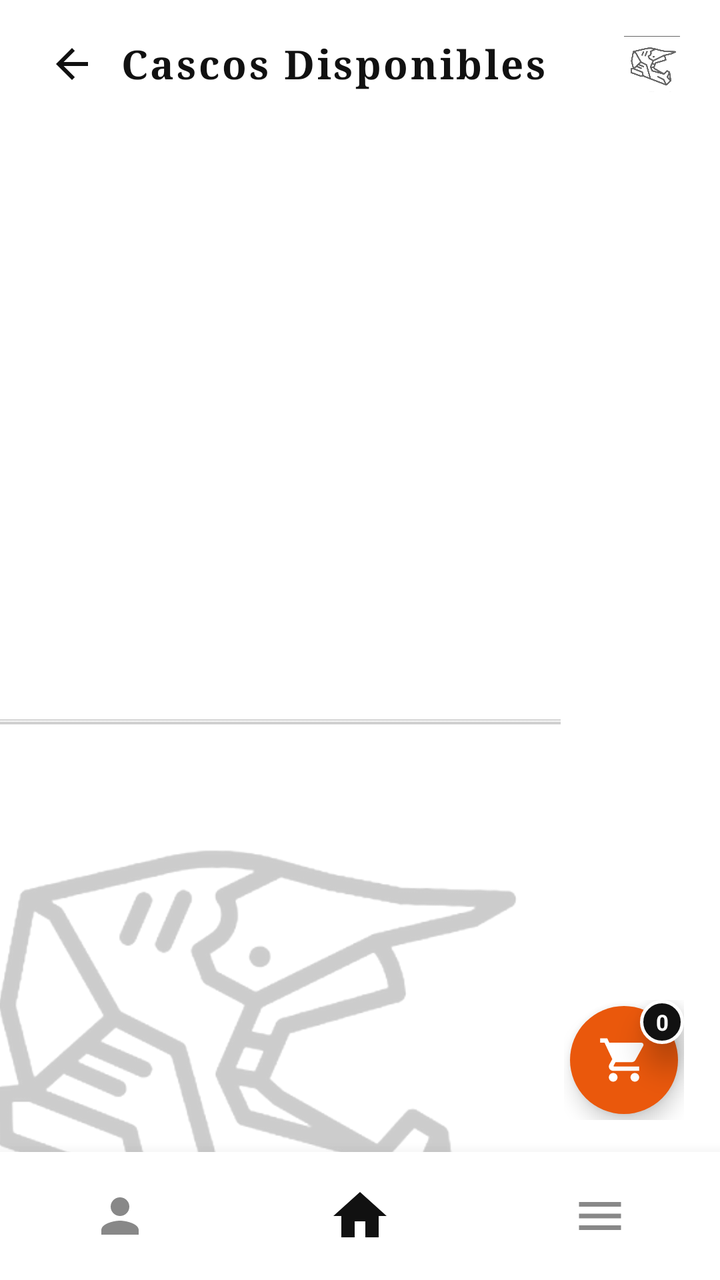
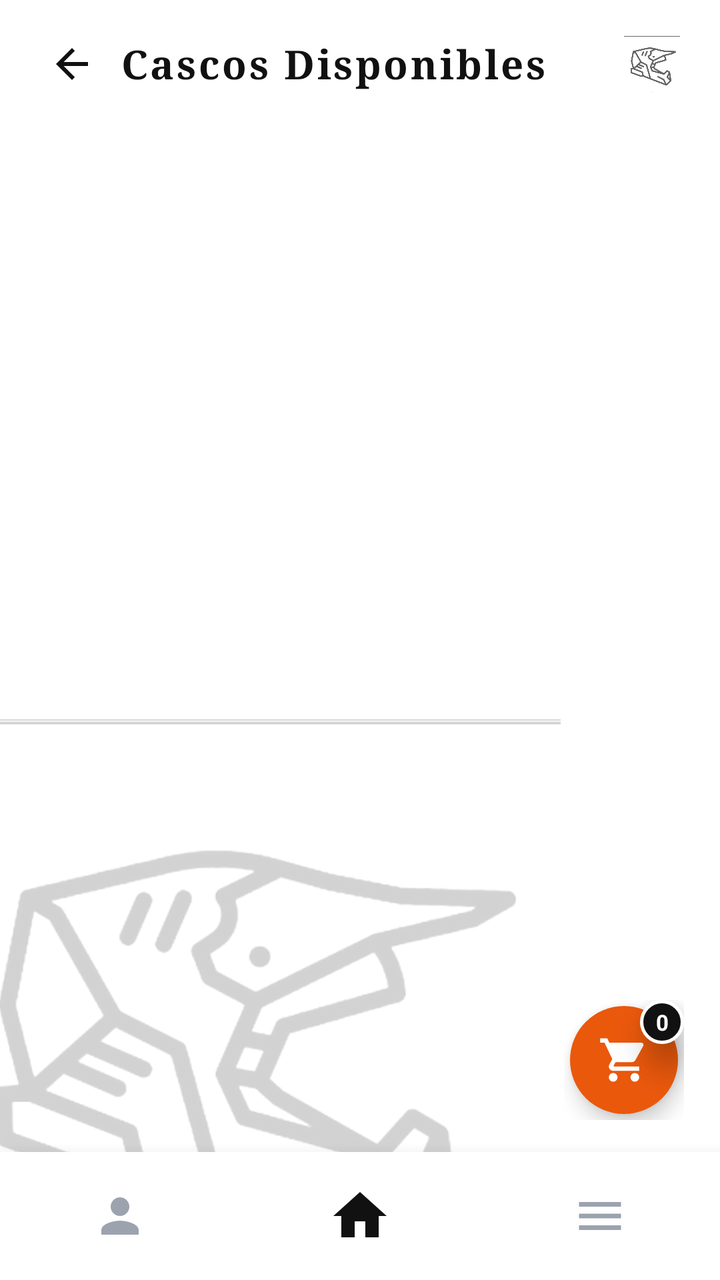

Before-and-after screenshots of an Android layout around one commit, followed by the original layout XML and the change that was made.
<!-- AndroidManifest.xml: application theme Theme.MiAPPBiker -->
<!-- res/layout/activity_cascos_catalog.xml -->
<?xml version="1.0" encoding="utf-8"?>
<FrameLayout xmlns:android="http://schemas.android.com/apk/res/android"
    xmlns:app="http://schemas.android.com/apk/res-auto"
    xmlns:tools="http://schemas.android.com/tools"
    android:id="@+id/cascos_catalog_root"
    android:layout_width="match_parent"
    android:layout_height="match_parent"
    android:background="#FFFFFF">

    
    <ImageView
        android:id="@+id/iv_catalog_watermark"
        android:layout_width="320dp"
        android:layout_height="320dp"
        android:layout_gravity="bottom|start"
        android:layout_marginStart="-40dp"
        android:layout_marginBottom="-40dp"
        android:alpha="0.20"
        android:scaleType="fitCenter"
        android:src="@drawable/ic_helmet_logo"
        android:contentDescription="Watermark Casco" />

    <androidx.constraintlayout.widget.ConstraintLayout
        android:layout_width="match_parent"
        android:layout_height="match_parent">

        
        <LinearLayout
            android:id="@+id/ll_catalog_header"
            android:layout_width="0dp"
            android:layout_height="wrap_content"
            android:gravity="center_vertical"
            android:orientation="horizontal"
            android:paddingHorizontal="20dp"
            android:paddingTop="16dp"
            android:paddingBottom="12dp"
            app:layout_constraintEnd_toEndOf="parent"
            app:layout_constraintStart_toStartOf="parent"
            app:layout_constraintTop_toTopOf="parent">

            <ImageView
                android:id="@+id/btn_back_home"
                android:layout_width="32dp"
                android:layout_height="32dp"
                android:clickable="true"
                android:focusable="true"
                android:padding="4dp"
                android:src="@drawable/ic_arrow_back"
                app:tint="#111111"
                android:contentDescription="Regresar" />

            <TextView
                android:layout_width="0dp"
                android:layout_height="wrap_content"
                android:layout_marginStart="8dp"
                android:layout_weight="1"
                android:fontFamily="serif"
                android:letterSpacing="0.06"
                android:text="Cascos Disponibles"
                android:textColor="#111111"
                android:textSize="20sp"
                android:textStyle="bold" />

            <ImageView
                android:layout_width="28dp"
                android:layout_height="28dp"
                android:alpha="0.6"
                android:src="@drawable/ic_helmet_logo"
                android:contentDescription="Logo" />
        </LinearLayout>

        
        <ScrollView
            android:id="@+id/sv_cascos_grid"
            android:layout_width="0dp"
            android:layout_height="0dp"
            android:fillViewport="true"
            android:scrollbars="none"
            app:layout_constraintBottom_toTopOf="@+id/ll_bottom_nav"
            app:layout_constraintEnd_toEndOf="parent"
            app:layout_constraintStart_toStartOf="parent"
            app:layout_constraintTop_toBottomOf="@+id/ll_catalog_header">

            <LinearLayout
                android:id="@+id/ll_cascos_grid_container"
                android:layout_width="match_parent"
                android:layout_height="wrap_content"
                android:orientation="vertical"
                android:paddingHorizontal="10dp"
                android:paddingTop="6dp"
                android:paddingBottom="30dp">
                
            </LinearLayout>
        </ScrollView>

        
        <FrameLayout
            android:id="@+id/btn_floating_cart"
            android:layout_width="60dp"
            android:layout_height="60dp"
            android:layout_marginEnd="18dp"
            android:layout_marginBottom="16dp"
            android:clickable="true"
            android:focusable="true"
            app:layout_constraintBottom_toTopOf="@+id/ll_bottom_nav"
            app:layout_constraintEnd_toEndOf="parent">

            <View
                android:layout_width="54dp"
                android:layout_height="54dp"
                android:layout_gravity="center"
                android:background="@drawable/bg_floating_cart"
                android:elevation="6dp" />

            <ImageView
                android:layout_width="26dp"
                android:layout_height="26dp"
                android:layout_gravity="center"
                android:elevation="8dp"
                android:src="@drawable/ic_shopping_cart"
                app:tint="#FFFFFF"
                android:contentDescription="Carrito" />

            <TextView
                android:id="@+id/tv_cart_badge"
                android:layout_width="22dp"
                android:layout_height="22dp"
                android:layout_gravity="top|end"
                android:background="@drawable/bg_badge_circle"
                android:elevation="10dp"
                android:gravity="center"
                android:text="0"
                android:textColor="#FFFFFF"
                android:textSize="11sp"
                android:textStyle="bold" />
        </FrameLayout>

        
        <LinearLayout
            android:id="@+id/ll_bottom_nav"
            android:layout_width="0dp"
            android:layout_height="64dp"
            android:background="#FFFFFF"
            android:elevation="12dp"
            android:gravity="center"
            android:orientation="horizontal"
            app:layout_constraintBottom_toBottomOf="parent"
            app:layout_constraintEnd_toEndOf="parent"
            app:layout_constraintStart_toStartOf="parent">

            
            <FrameLayout
                android:id="@+id/nav_btn_profile"
                android:layout_width="0dp"
                android:layout_height="match_parent"
                android:layout_weight="1"
                android:clickable="true"
                android:focusable="true">

                <ImageView
                    android:layout_width="28dp"
                    android:layout_height="28dp"
                    android:layout_gravity="center"
                    android:src="@drawable/ic_person"
                    app:tint="#888888"
                    android:contentDescription="Perfil" />
            </FrameLayout>

            
            <FrameLayout
                android:id="@+id/nav_btn_home"
                android:layout_width="0dp"
                android:layout_height="match_parent"
                android:layout_weight="1"
                android:clickable="true"
                android:focusable="true">

                <ImageView
                    android:layout_width="32dp"
                    android:layout_height="32dp"
                    android:layout_gravity="center"
                    android:src="@drawable/ic_home"
                    app:tint="#111111"
                    android:contentDescription="Home" />
            </FrameLayout>

            
            <FrameLayout
                android:id="@+id/nav_btn_menu"
                android:layout_width="0dp"
                android:layout_height="match_parent"
                android:layout_weight="1"
                android:clickable="true"
                android:focusable="true">

                <ImageView
                    android:layout_width="28dp"
                    android:layout_height="28dp"
                    android:layout_gravity="center"
                    android:src="@drawable/ic_menu"
                    app:tint="#888888"
                    android:contentDescription="Sucursales" />
            </FrameLayout>
        </LinearLayout>

    </androidx.constraintlayout.widget.ConstraintLayout>
</FrameLayout>
<!-- resources referenced by this layout -->
<resources>
  <!-- drawable bg_badge_circle (drawable) -->
  <?xml version="1.0" encoding="utf-8"?>
  <shape xmlns:android="http://schemas.android.com/apk/res/android"
      android:shape="oval">
      <solid android:color="#111111" />
      <stroke android:width="1.5dp" android:color="#FFFFFF" />
  </shape>
  <!-- drawable bg_floating_cart (drawable) -->
  <?xml version="1.0" encoding="utf-8"?>
  <shape xmlns:android="http://schemas.android.com/apk/res/android"
      android:shape="oval">
      <solid android:color="#EA580C" />
  </shape>
  <!-- drawable ic_arrow_back (drawable) -->
  <vector xmlns:android="http://schemas.android.com/apk/res/android"
      android:width="24dp"
      android:height="24dp"
      android:viewportWidth="24"
      android:viewportHeight="24">
      <path
          android:fillColor="#111111"
          android:pathData="M20,11H7.83l5.59,-5.59L12,4l-8,8 8,8 1.41,-1.41L7.83,13H20v-2z" />
  </vector>
  <!-- drawable ic_home (drawable) -->
  <vector xmlns:android="http://schemas.android.com/apk/res/android"
      android:width="28dp"
      android:height="28dp"
      android:viewportWidth="24"
      android:viewportHeight="24">
      <path
          android:fillColor="#FF000000"
          android:pathData="M10,20v-6h4v6h5v-8h3L12,3 2,12h3v8z" />
  </vector>
  <!-- drawable ic_menu (drawable) -->
  <vector xmlns:android="http://schemas.android.com/apk/res/android"
      android:width="28dp"
      android:height="28dp"
      android:viewportWidth="24"
      android:viewportHeight="24">
      <path
          android:fillColor="#FF000000"
          android:pathData="M3,18h18v-2L3,16v2zM3,13h18v-2L3,11v2zM3,6v2h18L21,6L3,6z" />
  </vector>
  <style name="Theme.MiAPPBiker" parent="Base.Theme.MiAPPBiker" />
  <style name="Base.Theme.MiAPPBiker" parent="Theme.Material3.DayNight.NoActionBar">
          
          
      </style>
  <!-- unchanged entries left out for length: 3 -->
</resources>

<!-- the commit's change to res/layout/activity_cascos_catalog.xml (unified diff, before → after) -->
@@ -5,20 +5,15 @@
     android:id="@+id/cascos_catalog_root"
     android:layout_width="match_parent"
     android:layout_height="match_parent"
-    android:background="#FFFFFF">
+    android:background="@color/white">
 
     
     <ImageView
         android:id="@+id/iv_catalog_watermark"
-        android:layout_width="320dp"
-        android:layout_height="320dp"
+        style="@style/MarcaAguaCasco"
         android:layout_gravity="bottom|start"
         android:layout_marginStart="-40dp"
-        android:layout_marginBottom="-40dp"
-        android:alpha="0.20"
-        android:scaleType="fitCenter"
-        android:src="@drawable/ic_helmet_logo"
-        android:contentDescription="Watermark Casco" />
+        android:layout_marginBottom="-40dp" />
 
     <androidx.constraintlayout.widget.ConstraintLayout
         android:layout_width="match_parent"
@@ -40,26 +35,21 @@
 
             <ImageView
                 android:id="@+id/btn_back_home"
+                style="@style/BotonIconoNav"
                 android:layout_width="32dp"
                 android:layout_height="32dp"
-                android:clickable="true"
-                android:focusable="true"
                 android:padding="4dp"
                 android:src="@drawable/ic_arrow_back"
-                app:tint="#111111"
+                app:tint="@color/biker_black"
                 android:contentDescription="Regresar" />
 
             <TextView
+                style="@style/TextoTituloVintage"
                 android:layout_width="0dp"
                 android:layout_height="wrap_content"
                 android:layout_marginStart="8dp"
                 android:layout_weight="1"
-                android:fontFamily="serif"
-                android:letterSpacing="0.06"
-                android:text="Cascos Disponibles"
-                android:textColor="#111111"
-                android:textSize="20sp"
-                android:textStyle="bold" />
+                android:text="Cascos Disponibles" />
 
             <ImageView
                 android:layout_width="28dp"
@@ -118,7 +108,7 @@
                 android:layout_gravity="center"
                 android:elevation="8dp"
                 android:src="@drawable/ic_shopping_cart"
-                app:tint="#FFFFFF"
+                app:tint="@color/white"
                 android:contentDescription="Carrito" />
 
             <TextView
@@ -130,7 +120,7 @@
                 android:elevation="10dp"
                 android:gravity="center"
                 android:text="0"
-                android:textColor="#FFFFFF"
+                android:textColor="@color/white"
                 android:textSize="11sp"
                 android:textStyle="bold" />
         </FrameLayout>
@@ -138,12 +128,8 @@
         
         <LinearLayout
             android:id="@+id/ll_bottom_nav"
+            style="@style/BarraNavegacionInferior"
             android:layout_width="0dp"
-            android:layout_height="64dp"
-            android:background="#FFFFFF"
-            android:elevation="12dp"
-            android:gravity="center"
-            android:orientation="horizontal"
             app:layout_constraintBottom_toBottomOf="parent"
             app:layout_constraintEnd_toEndOf="parent"
             app:layout_constraintStart_toStartOf="parent">
@@ -151,55 +137,43 @@
             
             <FrameLayout
                 android:id="@+id/nav_btn_profile"
-                android:layout_width="0dp"
-                android:layout_height="match_parent"
-                android:layout_weight="1"
-                android:clickable="true"
-                android:focusable="true">
+                style="@style/ItemNavegacion">
 
                 <ImageView
                     android:layout_width="28dp"
                     android:layout_height="28dp"
                     android:layout_gravity="center"
                     android:src="@drawable/ic_person"
-                    app:tint="#888888"
+                    app:tint="@color/biker_gray_muted"
                     android:contentDescription="Perfil" />
             </FrameLayout>
 
             
             <FrameLayout
                 android:id="@+id/nav_btn_home"
-                android:layout_width="0dp"
-                android:layout_height="match_parent"
-                android:layout_weight="1"
-                android:clickable="true"
-                android:focusable="true">
+                style="@style/ItemNavegacion">
 
                 <ImageView
                     android:layout_width="32dp"
                     android:layout_height="32dp"
                     android:layout_gravity="center"
                     android:src="@drawable/ic_home"
-                    app:tint="#111111"
+                    app:tint="@color/biker_black"
                     android:contentDescription="Home" />
             </FrameLayout>
 
             
             <FrameLayout
                 android:id="@+id/nav_btn_menu"
-                android:layout_width="0dp"
-                android:layout_height="match_parent"
-                android:layout_weight="1"
-                android:clickable="true"
-                android:focusable="true">
+                style="@style/ItemNavegacion">
 
                 <ImageView
                     android:layout_width="28dp"
                     android:layout_height="28dp"
                     android:layout_gravity="center"
                     android:src="@drawable/ic_menu"
-                    app:tint="#888888"
-                    android:contentDescription="Sucursales" />
+                    app:tint="@color/biker_gray_muted"
+                    android:contentDescription="Menu" />
             </FrameLayout>
         </LinearLayout>
 
<!-- resource entries referenced after the edit -->
@@ -1,5 +1,8 @@
 <!-- resources referenced by this layout -->
 <resources>
+  <color name="biker_black">#111111</color>
+  <color name="biker_gray_muted">#9CA3AF</color>
+  <color name="white">#FFFFFFFF</color>
   <!-- drawable bg_badge_circle (drawable) -->
   <?xml version="1.0" encoding="utf-8"?>
   <shape xmlns:android="http://schemas.android.com/apk/res/android"
@@ -43,6 +46,47 @@
           android:fillColor="#FF000000"
           android:pathData="M3,18h18v-2L3,16v2zM3,13h18v-2L3,11v2zM3,6v2h18L21,6L3,6z" />
   </vector>
+  <style name="BarraNavegacionInferior">
+          <item name="android:layout_width">match_parent</item>
+          <item name="android:layout_height">64dp</item>
+          <item name="android:background">@color/white</item>
+          <item name="android:elevation">12dp</item>
+          <item name="android:gravity">center</item>
+          <item name="android:orientation">horizontal</item>
+      </style>
+  <style name="BotonIconoNav">
+          <item name="android:layout_width">38dp</item>
+          <item name="android:layout_height">38dp</item>
+          <item name="android:background">?attr/selectableItemBackgroundBorderless</item>
+          <item name="android:clickable">true</item>
+          <item name="android:focusable">true</item>
+          <item name="android:padding">6dp</item>
+      </style>
+  <style name="ItemNavegacion">
+          <item name="android:layout_width">0dp</item>
+          <item name="android:layout_height">match_parent</item>
+          <item name="android:layout_weight">1</item>
+          <item name="android:clickable">true</item>
+          <item name="android:focusable">true</item>
+          <item name="android:foreground">?attr/selectableItemBackgroundBorderless</item>
+      </style>
+  <style name="MarcaAguaCasco">
+          <item name="android:layout_width">320dp</item>
+          <item name="android:layout_height">320dp</item>
+          <item name="android:layout_gravity">bottom|center_horizontal</item>
+          <item name="android:layout_marginBottom">-40dp</item>
+          <item name="android:scaleType">fitCenter</item>
+          <item name="android:alpha">0.18</item>
+          <item name="android:src">@drawable/ic_helmet_logo</item>
+          <item name="android:contentDescription">@null</item>
+      </style>
+  <style name="TextoTituloVintage">
+          <item name="android:fontFamily">serif</item>
+          <item name="android:textColor">@color/biker_black</item>
+          <item name="android:textSize">20sp</item>
+          <item name="android:textStyle">bold</item>
+          <item name="android:letterSpacing">0.06</item>
+      </style>
   <style name="Theme.MiAPPBiker" parent="Base.Theme.MiAPPBiker" />
   <style name="Base.Theme.MiAPPBiker" parent="Theme.Material3.DayNight.NoActionBar">
           
